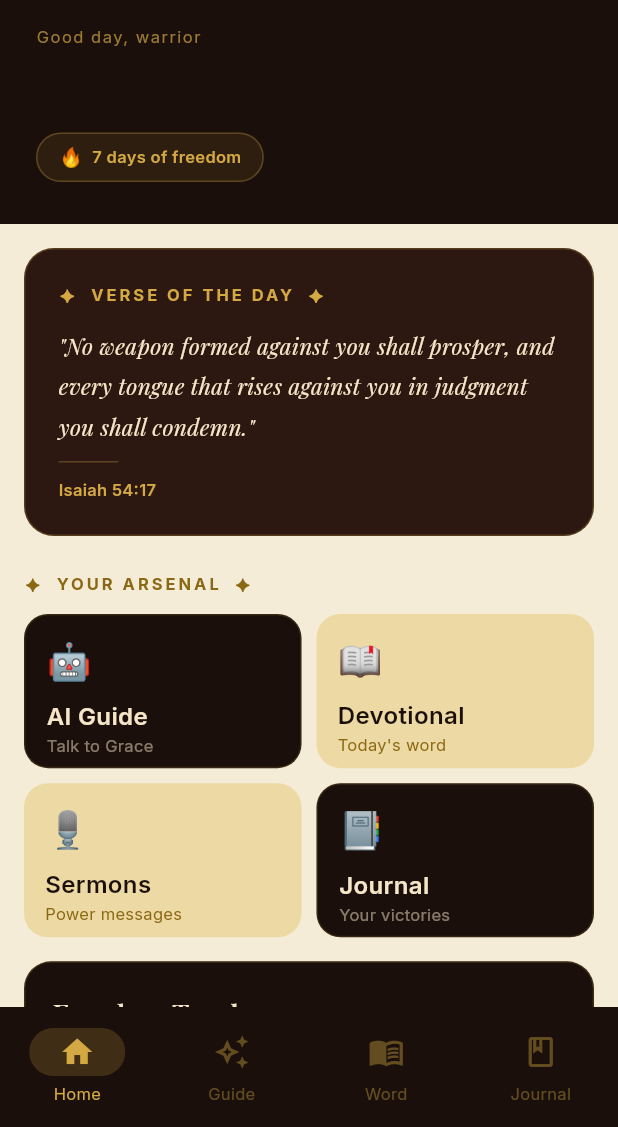
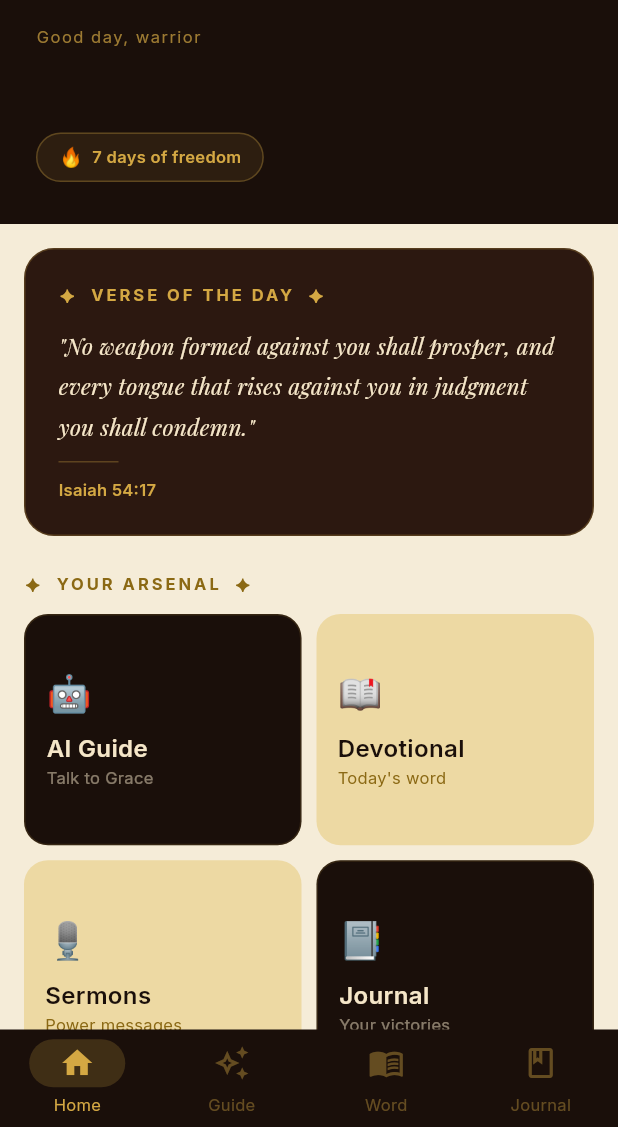
Before and after one commit to Bawoveee/free-indeed-app, a Flutter app: the screen it shows once a user with an empty profile is signed in, on a phone screen of 412 x 824 dp, the part 109-1236 px from its top. Run offline on Flutter 3.47's test engine with Material 3 defaults, Android fonts, the phone set to English and light mode, and no system bars; our stand-ins replace cloud_firestore, dio, firebase_auth, firebase_core, flutter_riverpod, google_fonts; accounts and stored records are empty.

Commit message:
Fixed overflow issues on home and auth screens

```diff
--- a/lib/features/home/home_screen.dart
+++ b/lib/features/home/home_screen.dart
@@ -32,6 +32,7 @@ class _HomeScreenState extends State<HomeScreen> {
         },
         backgroundColor: AppColors.darkBrown,
         indicatorColor: AppColors.gold.withValues(alpha: 0.2),
+        height: 65,
         labelTextStyle: WidgetStateProperty.resolveWith((states) {
           if (states.contains(WidgetState.selected)) {
             return AppTextStyles.caption.copyWith(color: AppColors.gold);
@@ -223,7 +224,7 @@ class HomeDashboard extends StatelessWidget {
                     physics: const NeverScrollableScrollPhysics(),
                     crossAxisSpacing: 10,
                     mainAxisSpacing: 10,
-                    childAspectRatio: 1.8,
+                    childAspectRatio: 1.2,
                     children: [
                       _buildActionCard(
                         emoji: '🤖',
```
